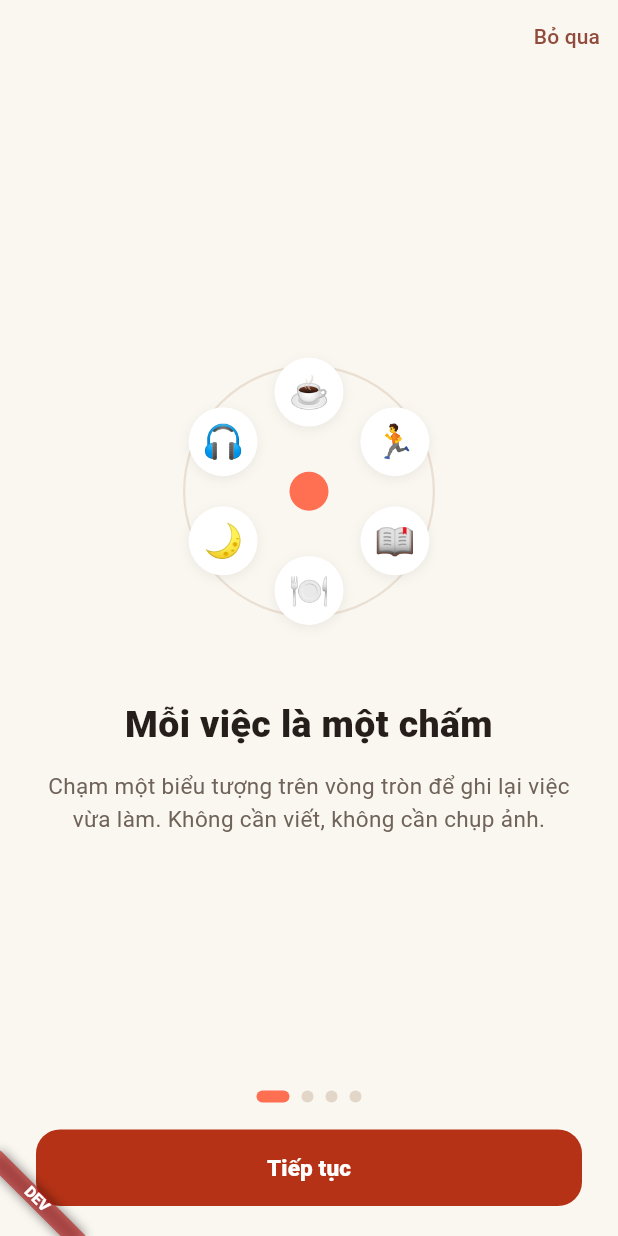
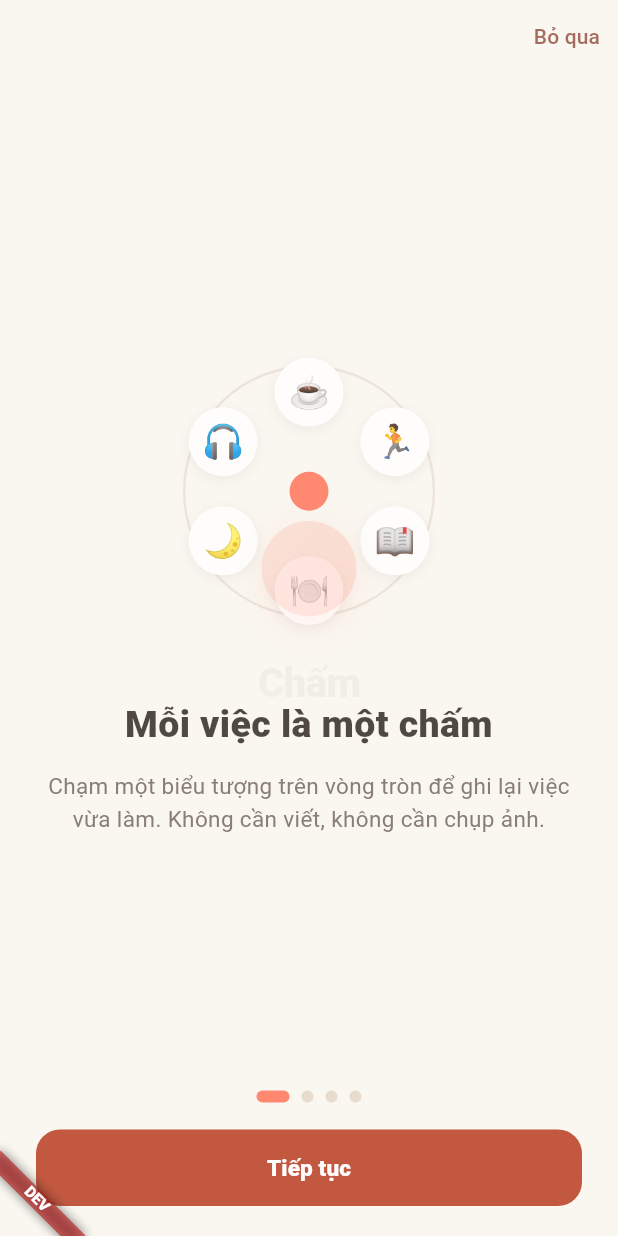
Before and after one commit to PRM393GROUP3/Cham-ActivityLogWithPeople, a Flutter app: the first screen one second after launch, on a phone screen of 412 x 824 dp. Run offline on Flutter 3.47's test engine with Material 3 defaults, Android fonts, the phone set to English and light mode, and no system bars; our stand-ins replace dio, flutter_riverpod, image_picker, qr_flutter, shared_preferences, web; missing offline and left inert: dart:js_interop, gal, mobile_scanner, zxing2.

Commit message:
feat(startup): animate the logo dot into the dial's + button on cold start
The Android splash (including the Android 12+ system splash) is now plain
cream with no icon. Flutter draws the "Chấm" dot from its first frame,
then slides it onto the + button's measured on-screen rect while Home is
revealed in a circle from that button. The dot is painted like the real
hub, so removing the overlay is invisible. Falls back to a fade for the
welcome screen, after 2.5s, or when animations are disabled.

Co-Authored-By: Claude Opus 5.5 <noreply@anthropic.com>

```diff
--- a/mobile/lib/features/activity_dial/presentation/widgets/center_cham_hub.dart
+++ b/mobile/lib/features/activity_dial/presentation/widgets/center_cham_hub.dart
@@ -1,5 +1,9 @@
 import 'package:flutter/material.dart';
 import 'package:flutter/services.dart';
+
+/// Vị trí thật của nút + trên màn hình (đã tính cả thu phóng của vòng Dial), để màn mở app
+/// thu chấm đỏ của logo về đúng chỗ này.
+final centerHubRect = ValueNotifier<Rect?>(null);
 
 /// Nút tròn nổi bật "+" ở chính giữa tâm các vòng quỹ đạo: thêm hoạt động tự tạo
 class CenterChamHub extends StatefulWidget {
@@ -16,6 +20,8 @@ class _CenterChamHubState extends State<CenterChamHub>
     with SingleTickerProviderStateMixin {
   late final AnimationController _controller;
   late final Animation<double> _scaleAnimation;
+  final _circleKey = GlobalKey();
+  Rect? _reportedRect;
 
   @override
   void initState() {
@@ -32,8 +38,17 @@ class _CenterChamHubState extends State<CenterChamHub>
 
   @override
   void dispose() {
+    if (centerHubRect.value == _reportedRect) centerHubRect.value = null;
     _controller.dispose();
     super.dispose();
+  }
+
+  void _reportRect() {
+    if (!mounted) return;
+    final box = _circleKey.currentContext?.findRenderObject() as RenderBox?;
+    if (box == null || !box.hasSize || !box.attached) return;
+    _reportedRect = MatrixUtils.transformRect(box.getTransformTo(null), Offset.zero & box.size);
+    centerHubRect.value = _reportedRect;
   }
 
   void _handleTap() {
@@ -44,6 +59,7 @@ class _CenterChamHubState extends State<CenterChamHub>
 
   @override
   Widget build(BuildContext context) {
+    WidgetsBinding.instance.addPostFrameCallback((_) => _reportRect());
     return ScaleTransition(
       scale: _scaleAnimation,
       child: GestureDetector(
@@ -63,6 +79,7 @@ class _CenterChamHubState extends State<CenterChamHub>
             ),
             // Nút chính màu san hô rực rỡ
             Container(
+              key: _circleKey,
               width: widget.diameter,
               height: widget.diameter,
               decoration: BoxDecoration(
--- a/mobile/lib/features/onboarding/presentation/app_start_gate.dart
+++ b/mobile/lib/features/onboarding/presentation/app_start_gate.dart
@@ -4,8 +4,10 @@ import 'package:flutter_riverpod/flutter_riverpod.dart';
 import '../../shell/presentation/pages/main_shell_page.dart';
 import '../data/onboarding_storage.dart';
 import 'pages/onboarding_page.dart';
+import 'startup_intro.dart';
 
-/// Màn đầu tiên của app: màn chào ở lần mở đầu tiên, sau đó là màn hình chính.
+/// Màn đầu tiên của app: màn chào ở lần mở đầu tiên, sau đó là màn hình chính. Lần mở lạnh nào
+/// cũng có [StartupIntro] phủ lên trên.
 class AppStartGate extends ConsumerStatefulWidget {
   const AppStartGate({super.key});
 
@@ -26,13 +28,15 @@ class _AppStartGateState extends ConsumerState<AppStartGate> {
   Widget build(BuildContext context) {
     return FutureBuilder<bool>(
       future: _done,
-      builder: (context, snapshot) {
-        if (!snapshot.hasData) return const Scaffold(backgroundColor: Color(0xFFFAF6F0));
-        return AnimatedSwitcher(
-          duration: const Duration(milliseconds: 400),
-          child: snapshot.data! || _finishedNow ? const MainShellPage() : OnboardingPage(onDone: _finish),
-        );
-      },
+      builder: (context, snapshot) => StartupIntro(
+        toDial: snapshot.data,
+        child: !snapshot.hasData
+            ? const Scaffold(backgroundColor: StartupIntro.background)
+            : AnimatedSwitcher(
+                duration: const Duration(milliseconds: 400),
+                child: snapshot.data! || _finishedNow ? const MainShellPage() : OnboardingPage(onDone: _finish),
+              ),
+      ),
     );
   }
 }
--- /dev/null
+++ b/mobile/lib/features/onboarding/presentation/startup_intro.dart
@@ -0,0 +1,252 @@
+import 'dart:async';
+import 'dart:math';
+
+import 'package:flutter/material.dart';
+
+import '../../activity_dial/presentation/widgets/center_cham_hub.dart';
+
+/// Màn mở app: chấm đỏ "Chấm" hiện ngay frame đầu trên nền kem (trùng màu splash Android), rồi
+/// trượt về đúng nút + của vòng Dial trong lúc Trang chủ mở ra thành vòng tròn từ nút đó.
+/// Chỉ chạy một lần mỗi lần mở lạnh; quay lại từ nền không chạy lại.
+class StartupIntro extends StatefulWidget {
+  const StartupIntro({super.key, required this.toDial, required this.child});
+
+  /// `true`: màn bên dưới là Trang chủ, chờ nút + có vị trí rồi thu chấm về đó.
+  /// `false`: màn chào lần đầu, chỉ mờ dần. `null`: chưa biết.
+  final bool? toDial;
+  final Widget child;
+
+  static const background = Color(0xFFFAF6F0);
+
+  @override
+  State<StartupIntro> createState() => _StartupIntroState();
+}
+
+class _StartupIntroState extends State<StartupIntro> with TickerProviderStateMixin {
+  static const _dotDiameter = 72.0;
+
+  /// Trang chủ chậm quá mức này (máy yếu, dữ liệu lỗi) thì thôi chờ, mờ dần cho vào luôn.
+  static const _maxWait = Duration(milliseconds: 2500);
+
+  late final AnimationController _in = AnimationController(
+    vsync: this,
+    duration: const Duration(milliseconds: 320),
+  )..addStatusListener((_) => _tryExit());
+  late final AnimationController _out = AnimationController(
+    vsync: this,
+    duration: const Duration(milliseconds: 640),
+  )..addStatusListener((status) {
+      if (status == AnimationStatus.completed) setState(() => _done = true);
+    });
+
+  final _overlayKey = GlobalKey();
+  Timer? _giveUp;
+  bool _timedOut = false;
+  bool _done = false;
+
+  /// Nút + theo toạ độ của lớp phủ; `null` khi không thu về nút (màn chào, quá giờ chờ).
+  Rect? _target;
+
+  @override
+  void initState() {
+    super.initState();
+    _giveUp = Timer(_maxWait, () {
+      _timedOut = true;
+      _tryExit();
+    });
+    centerHubRect.addListener(_tryExit);
+    _in.forward();
+  }
+
+  @override
+  void didChangeDependencies() {
+    super.didChangeDependencies();
+    if (MediaQuery.disableAnimationsOf(context)) {
+      _in.duration = Duration.zero;
+      _out.duration = const Duration(milliseconds: 200);
+    }
+  }
+
+  @override
+  void didUpdateWidget(StartupIntro oldWidget) {
+    super.didUpdateWidget(oldWidget);
+    _tryExit();
+  }
+
+  @override
+  void dispose() {
+    _giveUp?.cancel();
+    centerHubRect.removeListener(_tryExit);
+    _in.dispose();
+    _out.dispose();
+    super.dispose();
+  }
+
+  void _tryExit() {
+    if (!mounted || _out.isAnimating || _out.isCompleted || !_in.isCompleted) return;
+    final toDial = widget.toDial;
+    final hub = centerHubRect.value;
+    if (!_timedOut && (toDial == null || (toDial && hub == null))) return;
+
+    final box = _overlayKey.currentContext?.findRenderObject() as RenderBox?;
+    if (toDial == true && hub != null && box != null && box.hasSize && !MediaQuery.disableAnimationsOf(context)) {
+      _target = Rect.fromPoints(box.globalToLocal(hub.topLeft), box.globalToLocal(hub.bottomRight));
+    }
+    _giveUp?.cancel();
+    centerHubRect.removeListener(_tryExit);
+    _out.forward();
+  }
+
+  @override
+  Widget build(BuildContext context) {
+    return Stack(
+      children: [
+        // Luôn ở vị trí đầu: bỏ lớp phủ đi không làm dựng lại màn bên dưới.
+        widget.child,
+        if (!_done)
+          Positioned.fill(
+            key: _overlayKey,
+            // Chặn chạm trong lúc chuyển cảnh.
+            child: AbsorbPointer(
+              child: Material(
+                type: MaterialType.transparency,
+                child: AnimatedBuilder(
+                  animation: Listenable.merge([_in, _out]),
+                  builder: (context, _) => LayoutBuilder(
+                    builder: (context, constraints) => _buildOverlay(constraints.biggest),
+                  ),
+                ),
+              ),
+            ),
+          ),
+      ],
+    );
+  }
+
+  Widget _buildOverlay(Size size) {
+    final appear = Curves.easeOutCubic.transform(_in.value);
+    final t = _out.value;
+    final start = Rect.fromCircle(center: Offset(size.width / 2, size.height * 0.46), radius: _dotDiameter / 2);
+    final target = _target;
+
+    double phase(double from, double to, Curve curve) => curve.transform(((t - from) / (to - from)).clamp(0.0, 1.0));
+
+    if (target == null) {
+      // Màn chào hoặc quá giờ: mọi thứ mờ dần, chấm hơi thu nhỏ.
+      final fade = phase(0, 1, Curves.easeOut);
+      return Opacity(
+        opacity: 1 - fade,
+        child: ColoredBox(
+          color: StartupIntro.background,
+          child: Stack(children: _logo(start, appear: appear, scale: 1 - 0.15 * fade, wordFade: fade)),
+        ),
+      );
+    }
+
+    // Chấm trượt về nút + trước, vòng tròn mở Trang chủ bắt đầu khi chấm gần tới nơi.
+    final move = phase(0, 0.6, Curves.easeInOutCubic);
+    final reveal = phase(0.35, 1, Curves.easeInOutCubic);
+    final dot = Rect.lerp(start, target, move)!;
+    final center = target.center;
+    final farthest = [
+      Offset.zero,
+      Offset(size.width, 0),
+      Offset(0, size.height),
+      Offset(size.width, size.height),
+    ].map((c) => (c - center).distance).reduce(max);
+
+    return Stack(
+      children: [
+        Positioned.fill(
+          child: CustomPaint(
+            painter: _HolePainter(
+              center: center,
+              radius: target.width / 2 + (farthest - target.width / 2) * reveal,
+              open: reveal > 0,
+            ),
+          ),
+        ),
+        ..._logo(dot, appear: appear, wordFade: phase(0, 0.3, Curves.easeOut), plus: phase(0.4, 0.75, Curves.easeOut)),
+      ],
+    );
+  }
+
+  /// Chấm đỏ (giống hệt nút + để lúc chạm đích không thấy đổi) và chữ "Chấm" bên dưới.
+  List<Widget> _logo(Rect dot, {required double appear, double scale = 1, double wordFade = 0, double plus = 0}) {
+    final d = dot.width;
+    return [
+      Positioned.fromRect(
+        rect: dot,
+        child: Opacity(
+          opacity: appear,
+          child: Transform.scale(
+            scale: (0.7 + 0.3 * appear) * scale,
+            child: DecoratedBox(
+              decoration: BoxDecoration(
+                shape: BoxShape.circle,
+                gradient: const LinearGradient(
+                  begin: Alignment.topLeft,
+                  end: Alignment.bottomRight,
+                  colors: [Color(0xFFFF8A6B), Color(0xFFFF694A)],
+                ),
+                boxShadow: [
+                  BoxShadow(
+                    color: const Color(0xFFFF694A).withValues(alpha: 0.38),
+                    blurRadius: 16,
+                    offset: const Offset(0, 6),
+                    spreadRadius: 2,
+                  ),
+                ],
+              ),
+              child: Opacity(
+                opacity: plus,
+                child: Icon(Icons.add_rounded, color: Colors.white, size: d * 0.52),
+              ),
+            ),
+          ),
+        ),
+      ),
+      Positioned(
+        left: 0,
+        right: 0,
+        top: dot.bottom + 14 + 8 * wordFade,
+        child: Opacity(
+          opacity: (appear * (1 - wordFade)).clamp(0.0, 1.0),
+          child: const Text(
+            'Chấm',
+            textAlign: TextAlign.center,
+            style: TextStyle(
+              fontSize: 27,
+              fontWeight: FontWeight.w900,
+              color: Color(0xFF1F1A17),
+              letterSpacing: -0.6,
+            ),
+          ),
+        ),
+      ),
+    ];
+  }
+}
+
+/// Nền kem phủ kín, khoét một lỗ tròn để Trang chủ lộ ra từ nút +.
+class _HolePainter extends CustomPainter {
+  const _HolePainter({required this.center, required this.radius, required this.open});
+
+  final Offset center;
+  final double radius;
+  final bool open;
+
+  @override
+  void paint(Canvas canvas, Size size) {
+    final path = Path()..addRect(Offset.zero & size);
+    if (open) {
+      path
+        ..addOval(Rect.fromCircle(center: center, radius: radius))
+        ..fillType = PathFillType.evenOdd;
+    }
+    canvas.drawPath(path, Paint()..color = StartupIntro.background);
+  }
+
+  @override
+  bool shouldRepaint(_HolePainter old) => old.center != center || old.radius != radius || old.open != open;
+}
```
Also changed, not shown: 3 other files.
